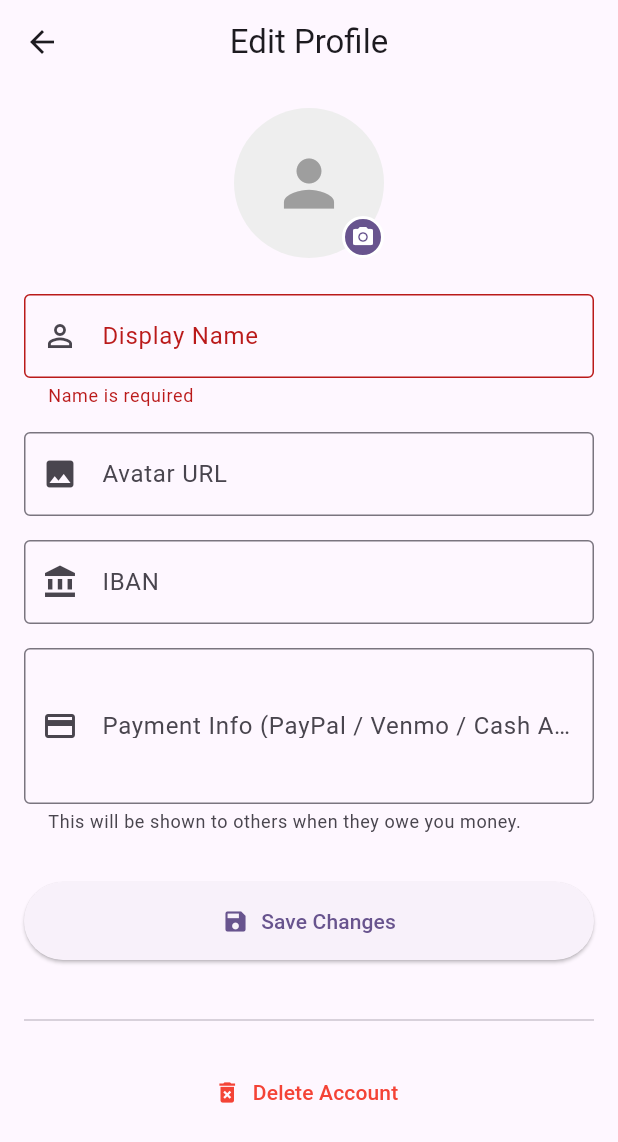
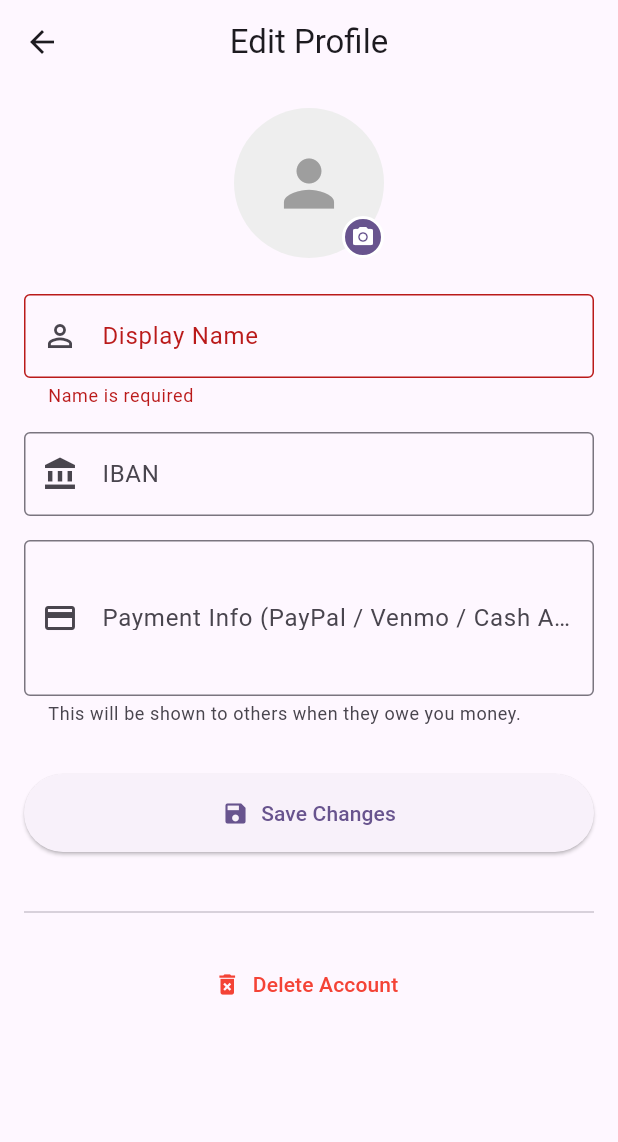
Before and after one commit to mhmadkadoor/triptrack, a Flutter app: the ProfileScreen screen opened directly, after a tap on "Save Changes", on a phone screen of 412 x 824 dp. Shown: the top 1142 px of the screen. Run offline on Flutter 3.47's test engine with Material 3 defaults, Android fonts, the phone set to English and light mode, and no system bars; our stand-ins replace equatable, flutter_dotenv, flutter_riverpod, go_router, google_generative_ai, image_cropper and 4 more; accounts and stored records are empty; generated files the repository leaves out were written again.

Commit message:
remove avatar URL field from user profile and update IBAN display in member details

```diff
--- a/lib/features/auth/screens/profile_screen.dart
+++ b/lib/features/auth/screens/profile_screen.dart
@@ -180,7 +180,6 @@ class _ProfileScreenState extends ConsumerState<ProfileScreen> {
           .updateUserProfile(
             user.id,
             name: _nameController.text.trim(),
-            avatarUrl: _avatarUrlController.text.trim(),
             paymentInfo: _paymentInfoController.text.trim(),
             iban: _ibanController.text.trim(),
           );
@@ -408,16 +407,6 @@ class _ProfileScreenState extends ConsumerState<ProfileScreen> {
               ),
               const SizedBox(height: 16),
               TextFormField(
-                controller: _avatarUrlController,
-                decoration: const InputDecoration(
-                  labelText: 'Avatar URL',
-                  hintText: 'https://example.com/me.jpg',
-                  border: OutlineInputBorder(),
-                  prefixIcon: Icon(Icons.image),
-                ),
-              ),
-              const SizedBox(height: 16),
-              TextFormField(
                 controller: _ibanController,
                 decoration: const InputDecoration(
                   labelText: 'IBAN',
```
Also changed, not shown: lib/features/roster/screens/member_detail_screen.dart (+9 -3 lines).
